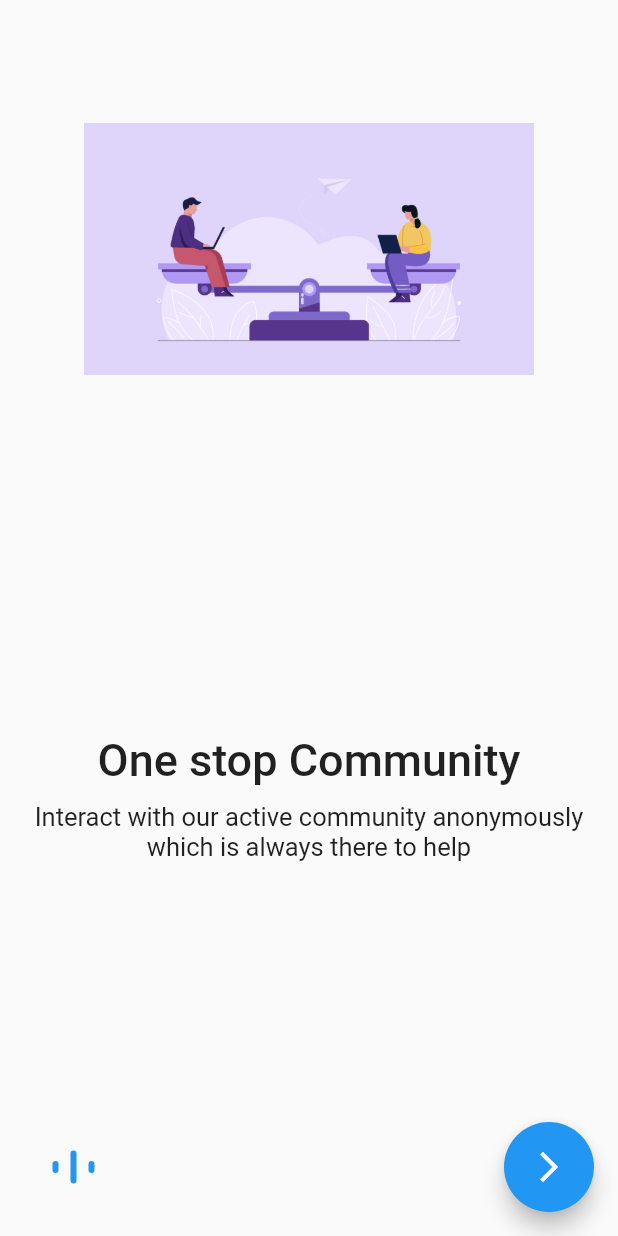
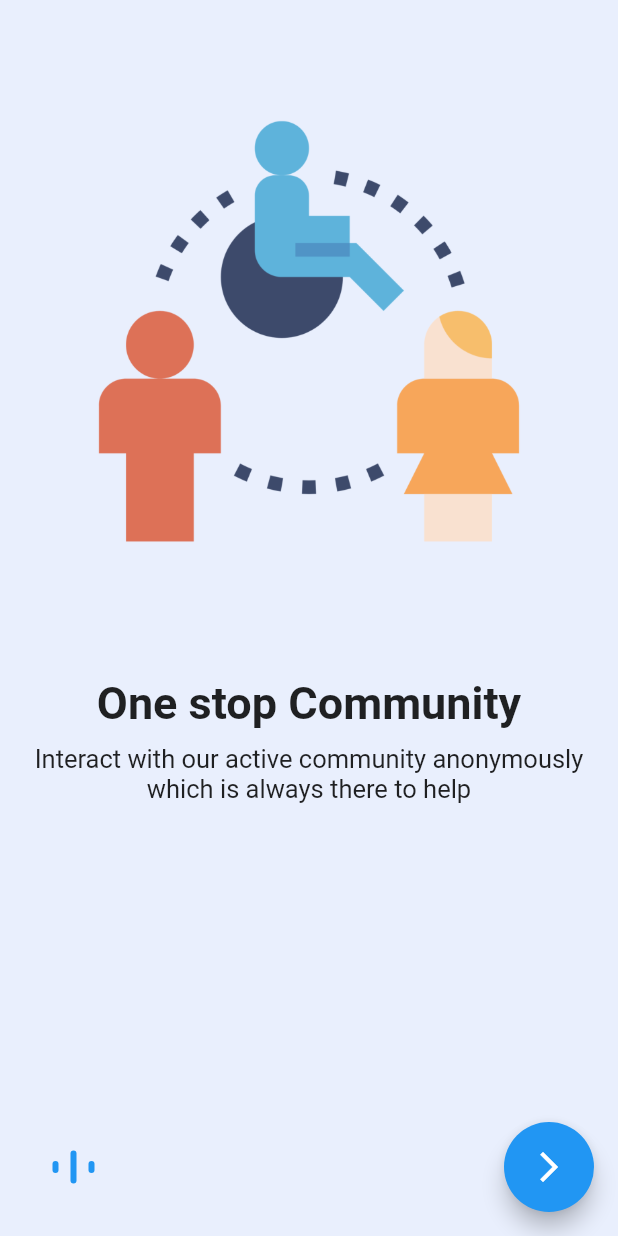
Before and after one commit to Solution-challenge-GDSC-PPSU/Equalista, a Flutter app: the screen it shows after launch, swiped to page 2, on a phone screen of 412 x 824 dp. Run offline on Flutter 3.47's test engine with Material 2 defaults, Android fonts, the phone set to English and light mode, and no system bars; our stand-ins replace action_slider, cloud_firestore, file_picker, firebase_auth, firebase_core, get and 1 more; accounts and stored records are empty.

Commit message:
Add Onboarding part

```diff
--- a/lib/OnboardFiles/onboard._page.dart
+++ b/lib/OnboardFiles/onboard._page.dart
@@ -31,6 +31,7 @@ class _OnboardpageState extends State<Onboardpage> {
   @override
   Widget build(BuildContext context) {
     return Scaffold(
+      backgroundColor: Color.fromRGBO(233 ,239, 253,1),
       body: SafeArea(
           child: Padding(
         padding: const EdgeInsets.all(16.0),
@@ -123,13 +124,14 @@ final List<Onboard> onboarddata = [
         "The place where you find justice and Solution.",
   ),
   Onboard(
-    image: "assets/enq1.png",
+    image: "assets/enq2.png",
     title: "One stop Community",
     description:
         "Interact with our active community anonymously which is always there to help",
   ),
   Onboard(
-    image: "assets/enq1.png",
+
+    image: "assets/enq3.png",
     title: "Expert Consulatant",
     description:
         "Still didn't got solution? Take help from our consultants.",
@@ -149,17 +151,23 @@ class Onboardingtile extends StatelessWidget {
   Widget build(BuildContext context) {
     return Column(
       children: [
+        SizedBox(
+          height: 30,
+        ),
         Image.asset(
           image,
-          height: 300,
-          width: 300,
+          height: 350,
+          width: 350,
         ),
-        const Spacer(),
+        SizedBox(
+          height: 55,
+        ),
+        // const Spacer(),
         Text(title,
             textAlign: TextAlign.center,
             style: const TextStyle(
               fontSize: 30,
-              fontWeight: FontWeight.w500,
+              fontWeight: FontWeight.bold,
             )),
         const SizedBox(
           height: 10,
```
Also changed, not shown: assets/enq1.png, assets/enq2.png (added), assets/enq3.png (added).
